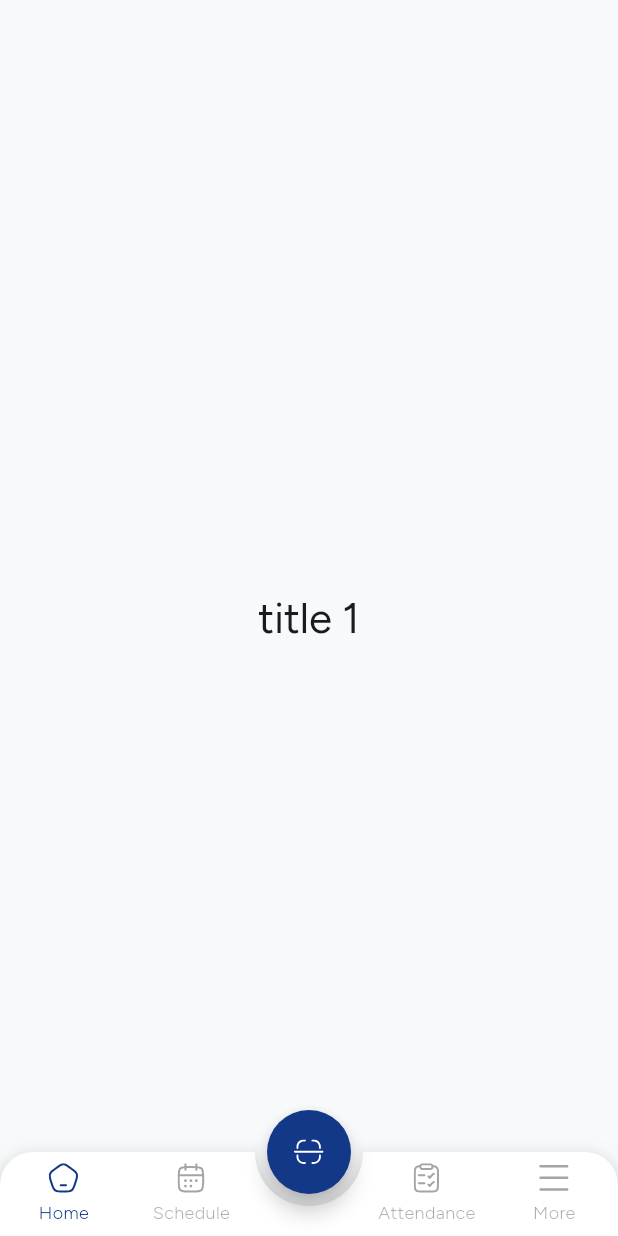
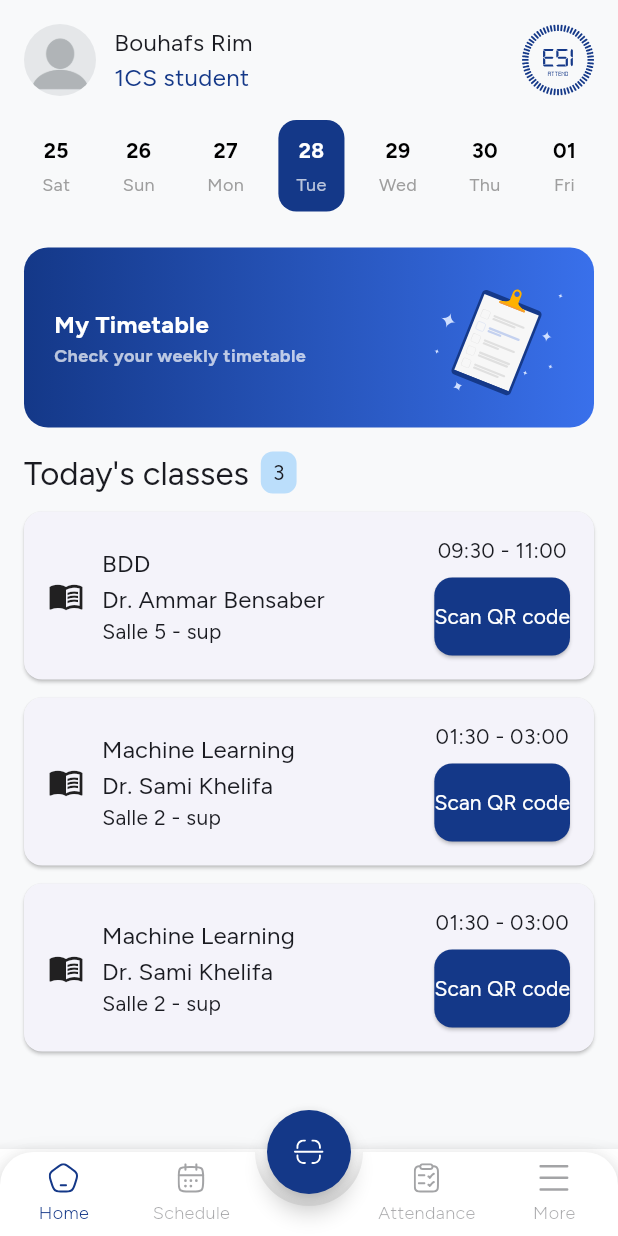
Before and after one commit to ay-boutera/Absence-Management-mobile, a Flutter app: the screen it shows after launch, on a phone screen of 412 x 824 dp. Run offline on Flutter 3.47's test engine with Material 3 defaults, Android fonts, the phone set to English and light mode, and no system bars; drawn by our look-alikes of animated_bottom_navigation_bar; our stand-ins replace bloc, dio, equatable, flutter_bloc, flutter_secure_storage, flutter_svg and 2 more.

Commit message:
feat: implement home page dashboard with navigation, scheduling, and localization support

```diff
--- a/lib/config/constants/app_assets.dart
+++ b/lib/config/constants/app_assets.dart
@@ -8,6 +8,7 @@ class AppAssets {
   static const String loginBackground = '${images}Login background.png';
   static const String splash = '${images}splash.png';
   static const String google = '${images}logo_google.png';
+  static const String profile = '${images}profile.webp';
 
   //svg images paths
   static const String logo = '${icons}logo.svg';
@@ -17,4 +18,5 @@ class AppAssets {
   static const String schedule = '${icons}schedule.svg';
   static const String more = '${icons}more.svg';
   static const String scanner = '${icons}scanner.svg';
+  static const String note = '${icons}note.svg';
 }
--- a/lib/core/widgets/bottom_nav_bar/widgets/bottom_nav_bar.dart
+++ b/lib/core/widgets/bottom_nav_bar/widgets/bottom_nav_bar.dart
@@ -1,6 +1,7 @@
 import 'package:abs/config/constants/app_assets.dart';
 import 'package:abs/core/entities/user_entity.dart';
 import 'package:abs/core/widgets/bottom_nav_bar/widgets/nav_icon.dart';
+import 'package:abs/features/home/screens/home_page.dart';
 import 'package:abs/l10n/app_localizations.dart';
 import 'package:flutter/material.dart';
 import 'package:flutter_bloc/flutter_bloc.dart';
@@ -19,7 +20,7 @@ class TestScreen extends StatelessWidget {
       child: InkWell(
         onTap: () {
           if (title == 'Worker Profile') {
-            context.read<AuthCubit>().logout();
+            context.read<AuthCubit>().signOut();
           }
         },
         child: Text(title, style: Theme.of(context).textTheme.headlineMedium),
@@ -63,7 +64,7 @@ class _BottomNavBarView extends StatelessWidget {
     final labels = _getLabels(context);
 
     final List<Widget> screens = [
-      TestScreen('title 1'),
+      const HomePage(),
       TestScreen('title 2'),
       TestScreen('title 3'),
       TestScreen('title 4'),
--- a/lib/features/auth/cubit/auth_cubit.dart
+++ b/lib/features/auth/cubit/auth_cubit.dart
@@ -52,7 +52,7 @@ class AuthCubit extends Cubit<AuthState> {
     }
   }
 
-  Future<void> logout() async {
+  Future<void> signOut() async {
     emit(AuthLoading());
     await Future.delayed(const Duration(seconds: 2));
     try {
--- /dev/null
+++ b/lib/features/home/screens/home_page.dart
@@ -0,0 +1,83 @@
+import 'package:abs/features/home/widgets/bottom_nav.dart';
+import 'package:abs/features/home/widgets/class_card.dart';
+import 'package:abs/features/home/widgets/date_selector.dart';
+import 'package:abs/features/home/widgets/header.dart';
+import 'package:abs/features/home/widgets/timetable_card.dart';
+import 'package:abs/l10n/app_localizations.dart';
+import 'package:flutter/material.dart';
+
+class HomePage extends StatelessWidget {
+  const HomePage({super.key});
+
+  final List<Widget> classesList = const [
+    const ClassCard(
+      title: "BDD",
+      teacher: "Dr. Ammar Bensaber",
+      room: "Salle 5 - sup",
+      time: "09:30 - 11:00",
+    ),
+
+    const ClassCard(
+      title: "Machine Learning",
+      teacher: "Dr. Sami Khelifa",
+      room: "Salle 2 - sup",
+      time: "01:30 - 03:00",
+    ),
+
+    const ClassCard(
+      title: "Machine Learning",
+      teacher: "Dr. Sami Khelifa",
+      room: "Salle 2 - sup",
+      time: "01:30 - 03:00",
+    ),
+  ];
+
+  @override
+  Widget build(BuildContext context) {
+    final l10n = AppLocalizations.of(context);
+    final theme = Theme.of(context);
+
+    return Scaffold(
+      bottomNavigationBar: const BottomNav(),
+      body: SafeArea(
+        child: ListView(
+          padding: const EdgeInsets.all(16),
+          children: [
+            const Header(),
+            const SizedBox(height: 16),
+
+            const DateSelector(),
+            const SizedBox(height: 24),
+
+            const TimetableCard(),
+
+            const SizedBox(height: 16),
+
+            Row(
+              children: [
+                Text(l10n.todayClasses, style: theme.textTheme.titleLarge),
+                const SizedBox(width: 8),
+                _badge(classesList.length.toString()),
+              ],
+            ),
+
+            const SizedBox(height: 12),
+
+            ...classesList,
+          ],
+        ),
+      ),
+    );
+  }
+
+  Widget _badge(String text) {
+    return Container(
+      padding: const EdgeInsets.symmetric(horizontal: 8, vertical: 4),
+      decoration: BoxDecoration(
+        color: Colors.blue.shade100,
+        borderRadius: BorderRadius.circular(8),
+      ),
+      child: Text(text),
+    );
+  }
+}
--- /dev/null
+++ b/lib/features/home/widgets/bottom_nav.dart
@@ -0,0 +1,24 @@
+// features/home/pages/home_page.dart
+
+import 'package:flutter/material.dart';
+
+class BottomNav extends StatelessWidget {
+  const BottomNav({super.key});
+
+  @override
+  Widget build(BuildContext context) {
+    return BottomNavigationBar(
+      currentIndex: 0,
+      items: const [
+        BottomNavigationBarItem(icon: Icon(Icons.home), label: "Home"),
+        BottomNavigationBarItem(
+          icon: Icon(Icons.calendar_today),
+          label: "Schedule",
+        ),
+        BottomNavigationBarItem(icon: Icon(Icons.qr_code_scanner), label: ""),
+        BottomNavigationBarItem(icon: Icon(Icons.check), label: "Attendance"),
+        BottomNavigationBarItem(icon: Icon(Icons.menu), label: "More"),
+      ],
+    );
+  }
+}
--- /dev/null
+++ b/lib/features/home/widgets/class_card.dart
@@ -0,0 +1,62 @@
+// features/home/pages/home_page.dart
+
+import 'package:abs/l10n/app_localizations.dart';
+import 'package:flutter/material.dart';
+
+class ClassCard extends StatelessWidget {
+  final String title;
+  final String teacher;
+  final String room;
+  final String time;
+
+  const ClassCard({
+    super.key,
+    required this.title,
+    required this.teacher,
+    required this.room,
+    required this.time,
+  });
+
+  @override
+  Widget build(BuildContext context) {
+    final theme = Theme.of(context);
+    final l10n = AppLocalizations.of(context);
+
+    return Card(
+      margin: const EdgeInsets.only(bottom: 12),
+      child: Padding(
+        padding: const EdgeInsets.all(16),
+        child: Row(
+          children: [
+            const Icon(Icons.menu_book),
+            const SizedBox(width: 12),
+
+            Expanded(
+              child: Column(
+                crossAxisAlignment: CrossAxisAlignment.start,
+                children: [
+                  Text(title, style: theme.textTheme.titleMedium),
+                  Text(teacher, style: theme.textTheme.titleMedium),
+                  Text(room, style: theme.textTheme.bodyMedium),
+                ],
+              ),
+            ),
+
+            Column(
+              children: [
+                Text(time),
+                const SizedBox(height: 8),
+                ElevatedButton(
+                  onPressed: () {
+                    //TODO: Navigate to scanner page
+                  },
+                  child: Text(l10n.scanQrCode),
+                ),
+              ],
+            ),
+          ],
+        ),
+      ),
+    );
+  }
+}
--- /dev/null
+++ b/lib/features/home/widgets/date_selector.dart
@@ -0,0 +1,88 @@
+import 'package:flutter/material.dart';
+import 'package:intl/intl.dart';
+
+class DateSelector extends StatefulWidget {
+  const DateSelector({super.key});
+
+  @override
+  State<DateSelector> createState() => _DateSelectorState();
+}
+
+class _DateSelectorState extends State<DateSelector> {
+  late DateTime selectedDate;
+  late List<DateTime> days;
+
+  @override
+  void initState() {
+    super.initState();
+
+    final today = DateTime.now();
+    selectedDate = today;
+
+    // Generate 7 days with TODAY in the middle (index 3)
+    days = List.generate(7, (index) => today.add(Duration(days: index - 3)));
+  }
+
+  @override
+  Widget build(BuildContext context) {
+    return Row(
+      mainAxisAlignment: MainAxisAlignment.spaceBetween,
+      children: days.map((date) {
+        final isSelected =
+            date.day == selectedDate.day &&
+            date.month == selectedDate.month &&
+            date.year == selectedDate.year;
+
+        return GestureDetector(
+          onTap: () {
+            setState(() {
+              selectedDate = date;
+            });
+          },
+          child: _DayItem(date: date, isSelected: isSelected),
+        );
+      }).toList(),
+    );
+  }
+}
+
+class _DayItem extends StatelessWidget {
+  final DateTime date;
+  final bool isSelected;
+
+  const _DayItem({required this.date, required this.isSelected});
+
+  @override
+  Widget build(BuildContext context) {
+    final dayNumber = DateFormat('dd').format(date);
+    final weekDay = DateFormat('EEE').format(date);
+
+    return AnimatedContainer(
+      duration: const Duration(milliseconds: 250),
+      padding: const EdgeInsets.symmetric(vertical: 10, horizontal: 12),
+      decoration: BoxDecoration(
+        color: isSelected ? Theme.of(context).primaryColor : Colors.transparent,
+        borderRadius: BorderRadius.circular(12),
+      ),
+      child: Column(
+        children: [
+          Text(
+            dayNumber,
+            style: TextStyle(
+              fontWeight: FontWeight.bold,
+              color: isSelected ? Colors.white : Colors.black,
+            ),
+          ),
+          const SizedBox(height: 4),
+          Text(
+            weekDay,
+            style: TextStyle(
+              fontSize: 12,
+              color: isSelected ? Colors.white70 : Colors.grey,
+            ),
+          ),
+        ],
+      ),
+    );
+  }
+}
--- /dev/null
+++ b/lib/features/home/widgets/header.dart
@@ -0,0 +1,46 @@
+// features/home/pages/home_page.dart
+
+import 'package:abs/config/constants/app_assets.dart';
+import 'package:abs/config/theme/app_text_styles.dart';
+import 'package:flutter/material.dart';
+import 'package:flutter_svg/svg.dart';
+
+class Header extends StatelessWidget {
+  const Header({super.key});
+
+  @override
+  Widget build(BuildContext context) {
+    final theme = Theme.of(context);
+    final colors = theme.colorScheme;
+    return Row(
+      children: [
+        ClipOval(
+          child: Image.asset(
+            AppAssets.profile,
+            width: 48,
+            height: 48,
+            fit: BoxFit.cover,
+          ),
+        ),
+        const SizedBox(width: 12),
+        Column(
+          crossAxisAlignment: CrossAxisAlignment.start,
+          children: [
+            Text("Bouhafs Rim", style: AppTextStyles.bodyMedium),
+            Text(
+              "1CS student",
+              style: AppTextStyles.bodyMedium.copyWith(color: colors.primary),
+            ),
+          ],
+        ),
+        const Spacer(),
+        SvgPicture.asset(
+          AppAssets.logo,
+          colorFilter: ColorFilter.mode(colors.primary, BlendMode.srcIn),
+          height: 48,
+          width: 48,
+        ),
+      ],
+    );
+  }
+}
--- /dev/null
+++ b/lib/features/home/widgets/timetable_card.dart
@@ -0,0 +1,44 @@
+import 'package:abs/config/constants/app_assets.dart';
+import 'package:abs/config/theme/app_text_styles.dart';
+import 'package:abs/l10n/app_localizations.dart';
+import 'package:flutter/material.dart';
+import 'package:flutter_svg/svg.dart';
+
+class TimetableCard extends StatelessWidget {
+  const TimetableCard({super.key});
+
+  @override
+  Widget build(BuildContext context) {
+    final theme = Theme.of(context);
+    final l10n = AppLocalizations.of(context);
+    return Container(
+      padding: const EdgeInsets.all(20),
+      decoration: BoxDecoration(
+        gradient: LinearGradient(
+          colors: [theme.colorScheme.primary, theme.colorScheme.secondary],
+        ),
+        borderRadius: BorderRadius.circular(16),
+      ),
+      child: Row(
+        children: [
+          Expanded(
+            child: Column(
+              crossAxisAlignment: CrossAxisAlignment.start,
+              children: [
+                Text(
+                  l10n.myTimetable,
+                  style: AppTextStyles.h3.copyWith(color: Colors.white),
+                ),
+                Text(
+                  l10n.checkTimetable,
+                  style: AppTextStyles.h5.copyWith(color: Colors.white70),
+                ),
+              ],
+            ),
+          ),
+          SvgPicture.asset(AppAssets.note),
+        ],
+      ),
+    );
+  }
+}
--- /dev/null
+++ b/lib/features/home/widgets/warning_banner.dart
@@ -0,0 +1,28 @@
+// features/home/pages/home_page.dart
+
+import 'package:flutter/material.dart';
+
+class WarningBanner extends StatelessWidget {
+  final String text;
+
+  const WarningBanner({super.key, required this.text});
+
+  @override
+  Widget build(BuildContext context) {
+    return Container(
+      padding: const EdgeInsets.all(16),
+      decoration: BoxDecoration(
+        color: Colors.amber.shade100,
+        borderRadius: BorderRadius.circular(16),
+      ),
+      child: Row(
+        children: [
+          const Icon(Icons.warning, color: Colors.orange),
+          const SizedBox(width: 10),
+          Expanded(child: Text(text)),
+          const Icon(Icons.close),
+        ],
+      ),
+    );
+  }
+}
--- a/lib/features/student_dashboard/presentation/pages/student_dashboard_page.dart
+++ b/lib/features/student_dashboard/presentation/pages/student_dashboard_page.dart
@@ -11,7 +11,7 @@ class StudentDashboardPage extends StatelessWidget {
       body: Center(
         child: InkWell(
           onTap: () {
-            context.read<AuthCubit>().logout();
+            context.read<AuthCubit>().signOut();
           },
           child: const Text('Student Dashboard'),
         ),
--- a/lib/l10n/app_ar.arb
+++ b/lib/l10n/app_ar.arb
@@ -19,5 +19,10 @@
   "home": "الرئيسية",
   "schedule": "الجدول",
   "attendance": "الحضور",
-  "more": "المزيد"
+  "more": "المزيد",
+  "myTimetable" : "جدولي",
+  "checkTimetable" : "تحقق من جدولك الأسبوعي",
+  "absenceWarning" : "لديك غيابان لهذا اليوم.",
+  "todayClasses" : "حصص اليوم",
+  "scanQrCode": "مسح رمز الاستجابة السريعة"
 }
--- a/lib/l10n/app_en.arb
+++ b/lib/l10n/app_en.arb
@@ -20,5 +20,10 @@
   "home" : "Home",
   "schedule" : "Schedule",
   "attendance" : "Attendance",
-  "more" : "More"
+  "more" : "More",
+  "myTimetable" : "My Timetable",
+  "checkTimetable" : "Check your weekly timetable",
+  "absenceWarning" : "You have 2 absences for today.",
+  "todayClasses" : "Today's classes",
+  "scanQrCode": "Scan QR code"
 }
--- a/lib/l10n/app_localizations.dart
+++ b/lib/l10n/app_localizations.dart
@@ -217,6 +217,36 @@ abstract class AppLocalizations {
   /// In en, this message translates to:
   /// **'More'**
   String get more;
+
+  /// No description provided for @myTimetable.
+  ///
+  /// In en, this message translates to:
+  /// **'My Timetable'**
+  String get myTimetable;
+
+  /// No description provided for @checkTimetable.
+  ///
+  /// In en, this message translates to:
+  /// **'Check your weekly timetable'**
+  String get checkTimetable;
+
+  /// No description provided for @absenceWarning.
+  ///
+  /// In en, this message translates to:
+  /// **'You have 2 absences for today.'**
+  String get absenceWarning;
+
+  /// No description provided for @todayClasses.
+  ///
+  /// In en, this message translates to:
+  /// **'Today\'s classes'**
+  String get todayClasses;
+
+  /// No description provided for @scanQrCode.
+  ///
+  /// In en, this message translates to:
+  /// **'Scan QR code'**
+  String get scanQrCode;
 }
 
 class _AppLocalizationsDelegate
--- a/lib/l10n/app_localizations_ar.dart
+++ b/lib/l10n/app_localizations_ar.dart
@@ -69,4 +69,19 @@ class AppLocalizationsAr extends AppLocalizations {
 
   @override
   String get more => 'المزيد';
+
+  @override
+  String get myTimetable => 'جدولي';
+
+  @override
+  String get checkTimetable => 'تحقق من جدولك الأسبوعي';
+
+  @override
+  String get absenceWarning => 'لديك غيابان لهذا اليوم.';
+
+  @override
+  String get todayClasses => 'حصص اليوم';
+
+  @override
+  String get scanQrCode => 'مسح رمز الاستجابة السريعة';
 }
--- a/lib/l10n/app_localizations_en.dart
+++ b/lib/l10n/app_localizations_en.dart
@@ -69,4 +69,19 @@ class AppLocalizationsEn extends AppLocalizations {
 
   @override
   String get more => 'More';
+
+  @override
+  String get myTimetable => 'My Timetable';
+
+  @override
+  String get checkTimetable => 'Check your weekly timetable';
+
+  @override
+  String get absenceWarning => 'You have 2 absences for today.';
+
+  @override
+  String get todayClasses => 'Today\'s classes';
+
+  @override
+  String get scanQrCode => 'Scan QR code';
 }
```
Also changed, not shown: assets/icons/note.svg (added), assets/images/profile.webp (added).
